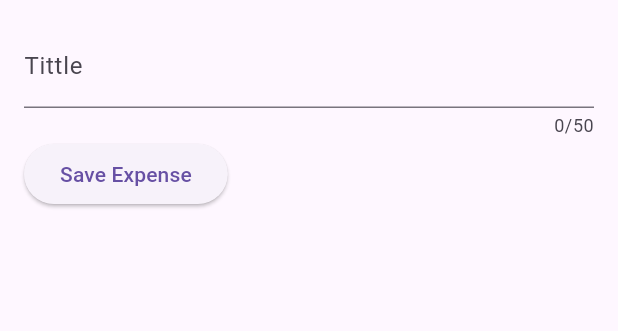
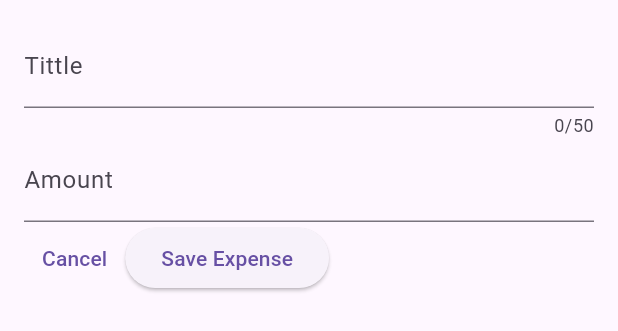
Before and after one commit to aakross/expensestracker, a Flutter app: the NewExpense widget shown alone on an empty page, opened directly, on a phone screen of 412 x 824 dp. Shown: the top 331 px of the screen. Run offline on Flutter 3.47's test engine with Material 3 defaults, Android fonts, the phone set to English and light mode, and no system bars.

Commit message:
29/04/24

```diff
--- a/lib/widgets/new_expenses.dart
+++ b/lib/widgets/new_expenses.dart
@@ -19,10 +19,12 @@ class _NewExpense extends State<NewExpense> {
 
 // Se utilizo TextEditingController ya que flutter maneja mejor el como se guarda lo que el usuario escribio
   final _tittleController = TextEditingController();
+  final _amountController = TextEditingController();
 
 //dispose sirve para cerrar el campo textfield de la UI en este caso cerrarlo cuando el modal este abierto
   @override
   void dispose() {
+    _amountController.dispose();
     _tittleController.dispose();
     super.dispose();
   }
@@ -40,16 +42,31 @@ class _NewExpense extends State<NewExpense> {
               label: Text('Tittle'),
             ),
           ),
+          TextField(
+            controller: _amountController,
+            keyboardType: TextInputType.number,
+            decoration: const InputDecoration(
+              prefixText: '\$ ',
+              label: Text('Amount'),
+            ),
+          ),
           Row(
             children: [
+              TextButton(
+                onPressed: () {
+                  Navigator.pop(context);
+                },
+                child: const Text('Cancel'),
+              ),
               ElevatedButton(
                 onPressed: () {
                   print(_tittleController.text);
+                  print(_amountController.text);
                 },
                 child: const Text('Save Expense'),
               ),
             ],
-          )
+          ),
         ],
       ),
     );
```
